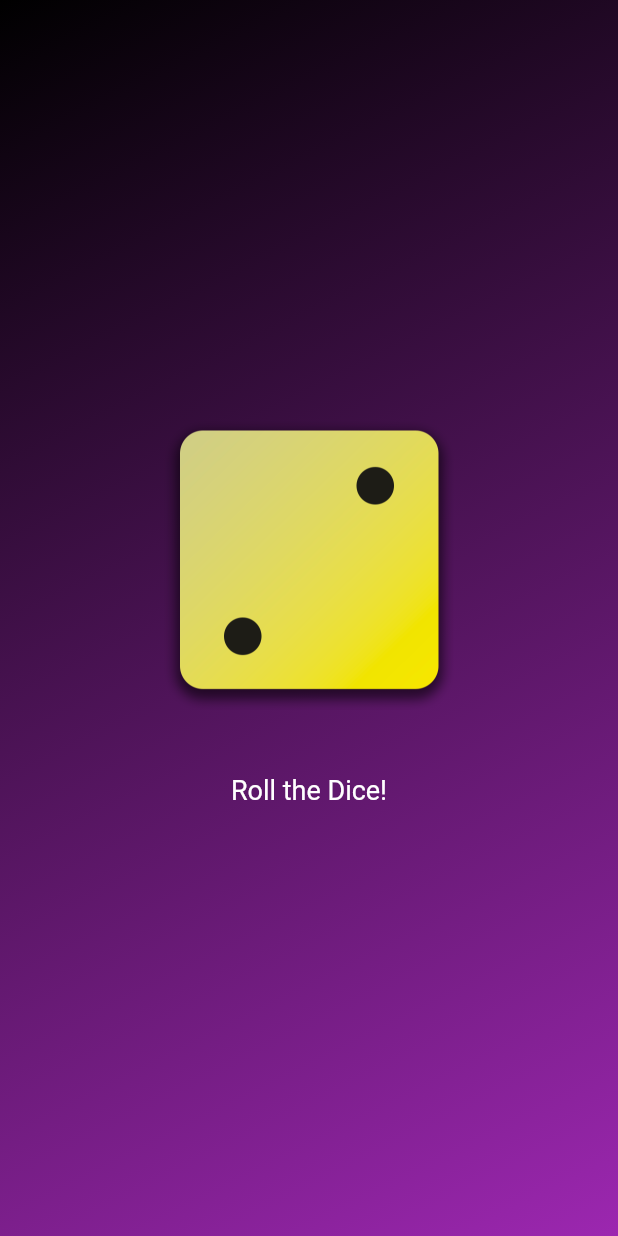
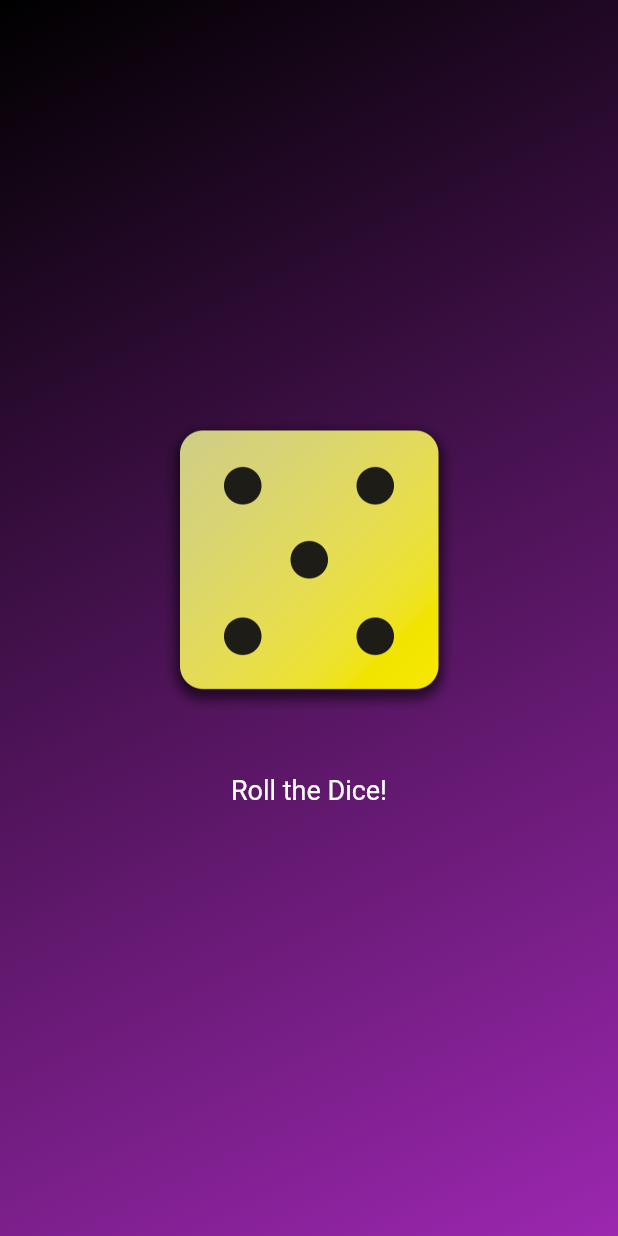
Before and after one commit to Choisungjoo/Flutter, a Flutter app: the screen it shows after launch, after a tap on "Roll the Dice!", on a phone screen of 412 x 824 dp. Run offline on Flutter 3.47's test engine with Material 2 defaults, Android fonts, the phone set to English and light mode, and no system bars.

Commit message:
made the button for 'roll dice' gradient_container.dart fixed

```diff
--- /dev/null
+++ b/dice_app/lib/dice_roller.dart
@@ -0,0 +1,58 @@
+import 'dart:math';
+
+import 'package:flutter/material.dart';
+
+final randomizer = Random();
+
+class DiceRoller extends StatefulWidget {
+  const DiceRoller({super.key});
+
+  @override
+  State<DiceRoller> createState() {
+    return _DiceRollerState();
+  }
+}
+
+class _DiceRollerState extends State<DiceRoller> {
+  var diceNumber = 6;
+
+  rollDice() {
+    setState(() {
+      diceNumber = randomizer.nextInt(6) + 1;
+    });
+  }
+
+  @override
+  Widget build(BuildContext context) {
+    return Column(
+      mainAxisSize: MainAxisSize.min,
+      children: [
+        Image.asset(
+          'assets/dice/dice-$diceNumber.png',
+          width: 200,
+        ),
+        const SizedBox(height: 30),
+        // Button that has a backgroundcolor and slitly shadow.
+        /* ElevatedButton(onPressed: onPressed, child: child)  */
+
+        // Button that hasn't not backgroundcolor but has border.
+        /* OutlinedButton(onPressed: onPressed, child: child) */
+
+        // Button that dispaly some pressable text
+        TextButton(
+          onPressed: rollDice,
+          style: TextButton.styleFrom(
+            /*  padding: const EdgeInsets.only(
+                  top: 30,
+                ), */
+            foregroundColor: Colors.white,
+            textStyle: const TextStyle(
+              fontSize: 18.0,
+            ),
+          ),
+          child: const Text('Roll the Dice!'),
+        )
+      ],
+    );
+  }
+}
--- a/dice_app/lib/gradient_container.dart
+++ b/dice_app/lib/gradient_container.dart
@@ -1,3 +1,4 @@
+import 'package:dice_app/dice_roller.dart';
 import 'package:flutter/material.dart';
 
 //import 'package:dice_app/Style_text.dart';
@@ -15,7 +16,6 @@ class GradientContainer extends StatelessWidget {
   final Color firstColor;
   final Color secondColor;
 
-  rollDice() {}
 
   @override
   Widget build(context) {
@@ -27,37 +27,8 @@ class GradientContainer extends StatelessWidget {
           end: endAlignment,
         ),
       ),
-      child: Center(
-        child: Column(
-          mainAxisSize: MainAxisSize.min,
-          children: [
-            Image.asset(
-              'assets/dice/dice-2.png',
-              width: 200,
-            ),
-            const SizedBox(height: 30),
-            // Button that has a backgroundcolor and slitly shadow.
-            /* ElevatedButton(onPressed: onPressed, child: child)  */
-
-            // Button that hasn't not backgroundcolor but has border.
-            /* OutlinedButton(onPressed: onPressed, child: child) */
-
-            // Button that dispaly some pressable text
-            TextButton(
-              onPressed: rollDice,
-              style: TextButton.styleFrom(
-               /*  padding: const EdgeInsets.only(
-                  top: 30,
-                ), */
-                foregroundColor: Colors.white,
-                textStyle: const TextStyle(
-                  fontSize: 18.0,
-                ),
-              ),
-              child: const Text('Roll the Dice!'),
-            )
-          ],
-        ),
+      child: const Center(
+        child: DiceRoller(),
       ),
     );
   }
```
